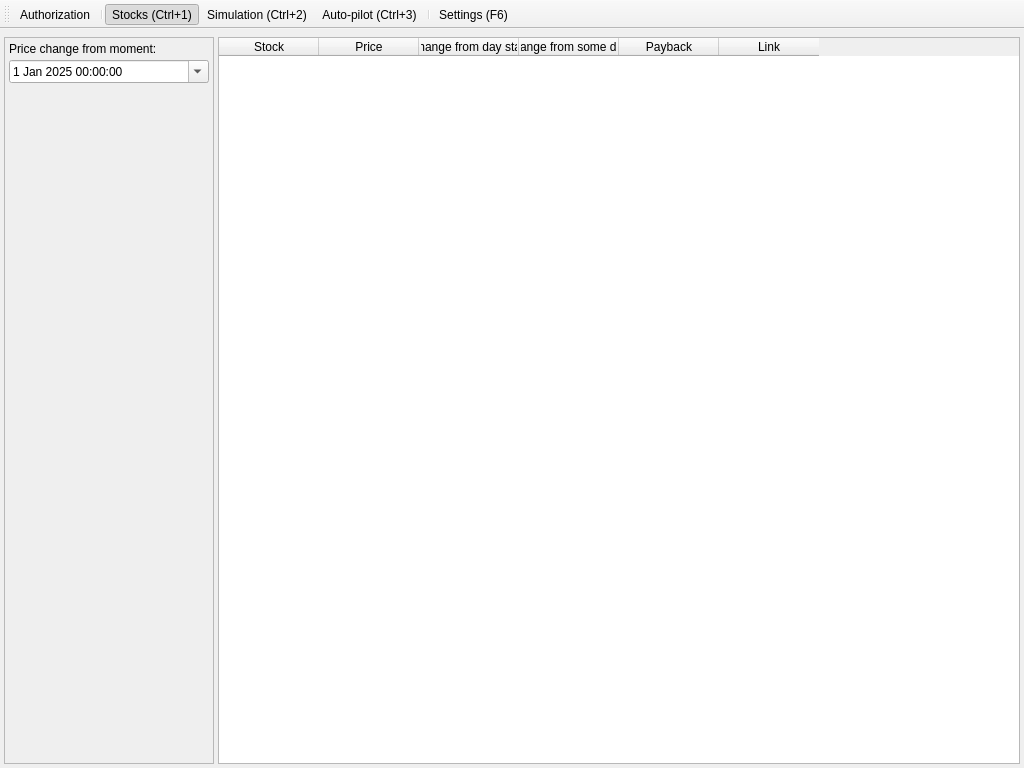
Before: the Qt Designer form app/src/main/mainwindow.ui in Gris87/TInvestor, drawn with Qt 5.
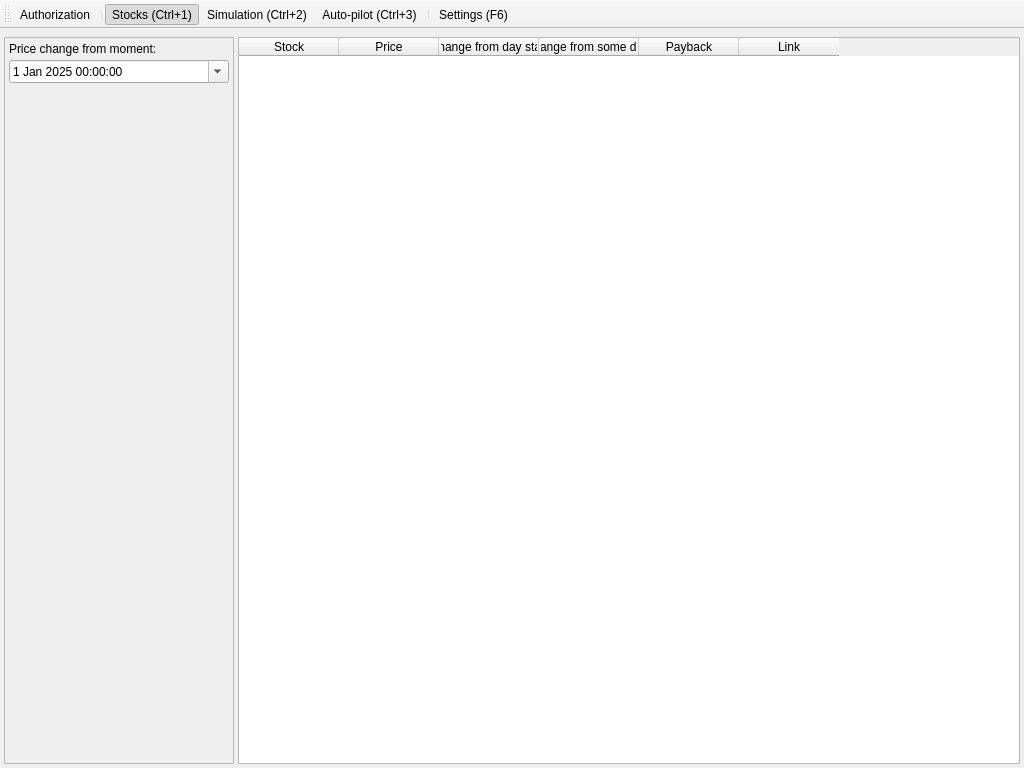
After: the same form once the commit is applied. Icons and pictures are not drawn. Custom widgets are drawn as their Qt base class.

Patch:
```diff
--- a/app/src/main/mainwindow.ui
+++ b/app/src/main/mainwindow.ui
@@ -56,7 +56,7 @@
          <widget class="QScrollArea" name="scrollArea">
           <property name="maximumSize">
            <size>
-            <width>210</width>
+            <width>230</width>
             <height>16777215</height>
            </size>
           </property>
@@ -68,7 +68,7 @@
             <rect>
              <x>0</x>
              <y>0</y>
-             <width>208</width>
+             <width>228</width>
              <height>705</height>
             </rect>
            </property>
```
Left out of the diff: 3 changed lines with no effect on the pictures.
